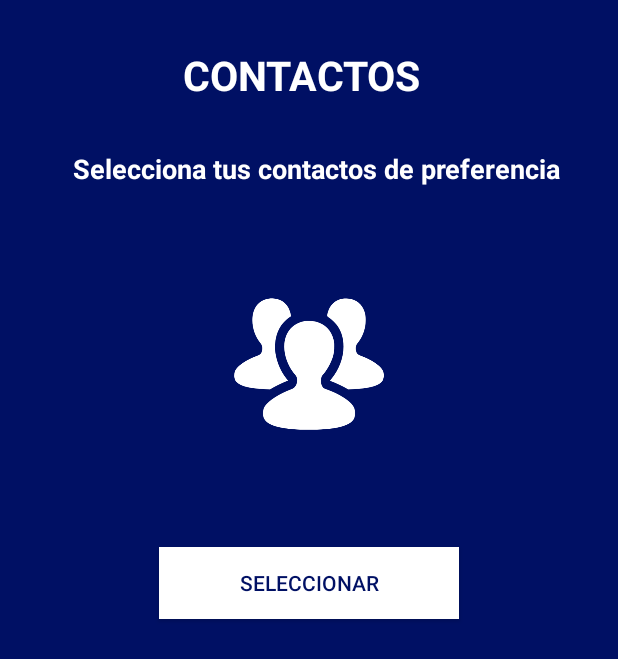
After one commit to JuanBalderas/RecoverApp, an Android app: the layout activity_contactos.xml on its own in the app's theme, with its tools: preview values and no code run, on a phone screen of 412 x 824 dp. The commit adds this screen. Shown: the top 659 px of the screen. Run offline under Robolectric (Android 15) with nearby library versions, the phone set to English and light mode, and no system bars.

Commit message:
Ligar ContactosActivity

```diff
--- a/RecoverApp/app/src/main/AndroidManifest.xml
+++ b/RecoverApp/app/src/main/AndroidManifest.xml
@@ -16,7 +16,8 @@
                 <category android:name="android.intent.category.LAUNCHER" />
             </intent-filter>
         </activity>
-        <activity android:name=".FileActivity"></activity>
+        <activity android:name=".FileActivity" />
+        <activity android:name=".ContactosActivity"></activity>
     </application>
 
 </manifest>
--- a/RecoverApp/app/src/main/java/com/coffesoftware/recoverapp/ContactActivity.java
+++ b/RecoverApp/app/src/main/java/com/coffesoftware/recoverapp/ContactosActivity.java
@@ -3,11 +3,11 @@ package com.coffesoftware.recoverapp;
 import android.support.v7.app.AppCompatActivity;
 import android.os.Bundle;
 
-public class ContactActivity extends AppCompatActivity {
+public class ContactosActivity extends AppCompatActivity {
 
     @Override
     protected void onCreate(Bundle savedInstanceState) {
         super.onCreate(savedInstanceState);
-        setContentView(R.layout.contactos);
+        setContentView(R.layout.activity_contactos);
     }
 }
--- a/RecoverApp/app/src/main/java/com/coffesoftware/recoverapp/MainActivity.java
+++ b/RecoverApp/app/src/main/java/com/coffesoftware/recoverapp/MainActivity.java
@@ -18,7 +18,7 @@ public class MainActivity extends AppCompatActivity {
     }
 
     public void contactsActivity(View view){
-        Intent intent2 = new Intent(this, ContactActivity.class);
+        Intent intent2 = new Intent(this, ContactosActivity.class);
         startActivity(intent2);
     }
 }
--- /dev/null
+++ b/RecoverApp/app/src/main/res/layout/activity_contactos.xml
@@ -0,0 +1,56 @@
+<?xml version="1.0" encoding="utf-8"?>
+<RelativeLayout xmlns:android="http://schemas.android.com/apk/res/android"
+    xmlns:app="http://schemas.android.com/apk/res-auto"
+    xmlns:tools="http://schemas.android.com/tools"
+    android:layout_width="match_parent"
+    android:layout_height="match_parent"
+    android:background="?attr/colorPrimary"
+    tools:context="com.coffesoftware.recoverapp.ContactosActivity">
+
+        <TextView
+            android:id="@+id/textView3"
+            android:layout_width="match_parent"
+            android:layout_height="100dp"
+            android:layout_alignParentStart="true"
+            android:layout_alignParentTop="true"
+            android:background="#001064"
+            android:gravity="center"
+            android:paddingEnd="10dp"
+            android:text="CONTACTOS"
+            android:textColor="@android:color/background_light"
+            android:textSize="27sp"
+            android:textStyle="bold" />
+
+        <TextView
+            android:id="@+id/textView5"
+            android:layout_width="match_parent"
+            android:layout_height="wrap_content"
+            android:gravity="center"
+            android:paddingLeft="10dp"
+            android:text="Selecciona tus contactos de preferencia"
+            android:textSize="18sp"
+            android:textStyle="bold"
+            android:layout_below="@+id/textView3"
+            android:layout_alignParentStart="true" />
+
+    <ImageView
+        android:layout_width="100dp"
+        android:layout_height="100dp"
+        app:srcCompat="@drawable/contact"
+
+        android:layout_marginTop="68dp"
+        android:id="@+id/imageView7"
+        android:layout_below="@+id/textView5"
+        android:layout_centerHorizontal="true" />
+
+    <Button
+        android:id="@+id/button"
+        style="@style/estiloBoton"
+        android:layout_width="200dp"
+        android:layout_height="wrap_content"
+        android:text="Seleccionar"
+        android:layout_marginTop="72dp"
+        android:layout_below="@+id/imageView7"
+        android:layout_centerHorizontal="true" />
+
+</RelativeLayout>
--- a/RecoverApp/app/src/main/res/values/styles.xml
+++ b/RecoverApp/app/src/main/res/values/styles.xml
@@ -10,4 +10,11 @@
         <item name="android:textColorPrimary">@android:color/background_light</item>
     </style>
 
+
+    <style name="estiloBoton">
+        <item name="android:background">#ffffff</item>
+        <item name="android:textColor">#001064</item>
+
+    </style>
+
 </resources>
```
Also changed, not shown: RecoverApp/app/src/main/res/layout/contactos.xml (deleted, +0 -67 lines).
